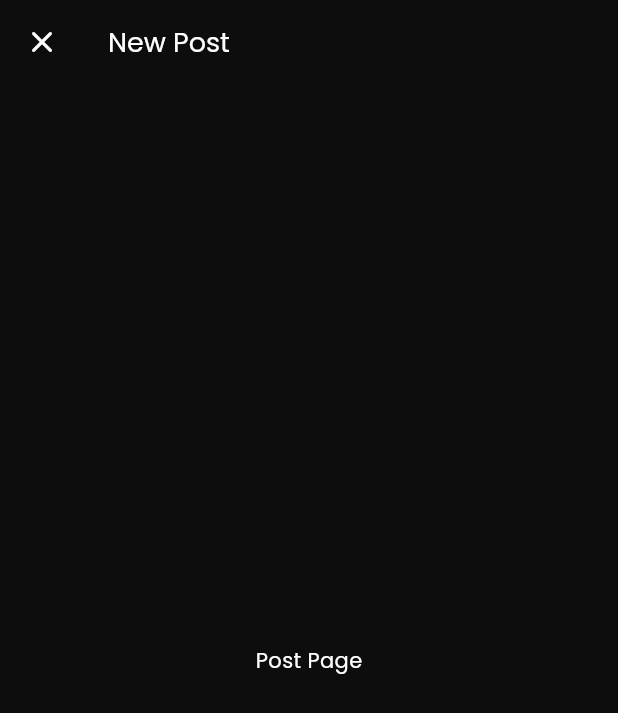
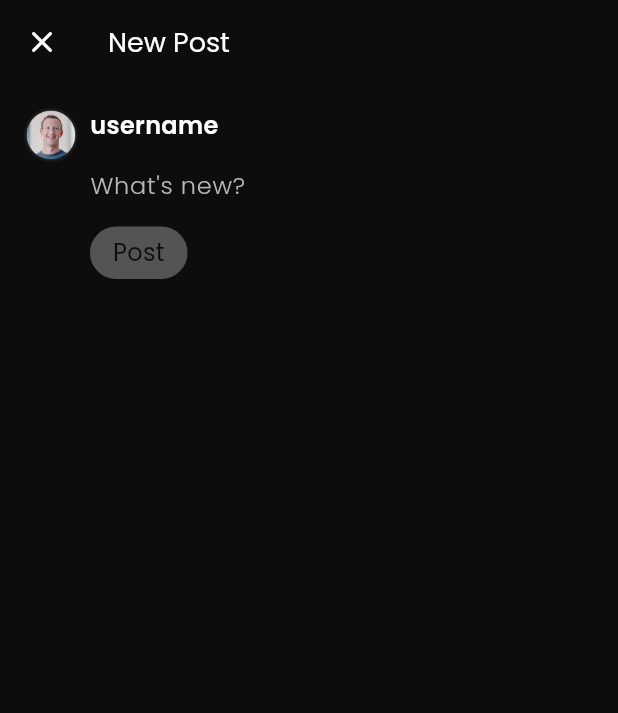
Before and after one commit to matinrajab/social_media_app, a Flutter app: the PostPage screen opened by its route, on a phone screen of 412 x 824 dp. Shown: the top 713 px of the screen. Run offline on Flutter 3.47's test engine with Material 3 defaults, Android fonts, the phone set to English and light mode, and no system bars; our stand-ins replace google_fonts.

Commit message:
slicing post page

```diff
--- a/lib/routes/routes.dart
+++ b/lib/routes/routes.dart
@@ -10,5 +10,5 @@ final Map<String, WidgetBuilder> routes = {
   RegisterPage.routeName: (context) => RegisterPage(),
   MainPage.routeName: (context) => const MainPage(),
   PostPage.routeName: (context) => const PostPage(),
-  CommentPage.routeName: (context) => CommentPage(),
+  CommentPage.routeName: (context) => const CommentPage(),
 };
--- a/lib/ui/pages/auth/widgets/my_text_form_field.dart
+++ b/lib/ui/pages/auth/widgets/my_text_form_field.dart
@@ -22,7 +22,7 @@ class MyTextFormField extends StatelessWidget {
       cursorColor: primaryTextColor,
       decoration: InputDecoration(
         enabledBorder: OutlineInputBorder(
-          borderSide: const BorderSide(color: inactiveColor),
+          borderSide: const BorderSide(color: inactiveBorderColor),
           borderRadius: defaultBorderRadius,
         ),
         focusedBorder: OutlineInputBorder(
--- a/lib/ui/pages/comment/comment_page.dart
+++ b/lib/ui/pages/comment/comment_page.dart
@@ -1,4 +1,3 @@
-import 'package:flutter/cupertino.dart';
 import 'package:flutter/material.dart';
 import 'package:social_media_app/ui/pages/comment/widgets/comment_card.dart';
 import 'package:social_media_app/ui/shared/assets_dir.dart';
@@ -10,7 +9,7 @@ import 'package:social_media_app/ui/widgets/post_card.dart';
 class CommentPage extends StatefulWidget {
   static const routeName = '/comment';
 
-  CommentPage({super.key});
+  const CommentPage({super.key});
 
   @override
   State<CommentPage> createState() => _CommentPageState();
@@ -23,7 +22,7 @@ class _CommentPageState extends State<CommentPage> {
   Widget build(BuildContext context) {
     return Scaffold(
       backgroundColor: backgroundColor1,
-      appBar: MyAppBar(
+      appBar: const MyAppBar(
         text: 'Comments',
         leadingIcon: backIcon,
       ),
@@ -31,7 +30,7 @@ class _CommentPageState extends State<CommentPage> {
         children: [
           Expanded(
             child: ListView(
-              children: [
+              children: const [
                 PostCard(
                   username: 'zuck',
                   dateTime: '2w',
@@ -84,7 +83,7 @@ class _CommentPageState extends State<CommentPage> {
                   borderRadius: BorderRadius.circular(30),
                 ),
                 prefixIcon: Container(
-                  margin: EdgeInsets.all(8),
+                  margin: const EdgeInsets.all(8),
                   child: Image.asset(
                     '$imagesDir/avatar.png',
                     width: 36,
@@ -93,14 +92,14 @@ class _CommentPageState extends State<CommentPage> {
                 suffixIcon: _commentController.text.isEmpty
                     ? const SizedBox()
                     : Container(
-                        margin: EdgeInsets.all(8),
+                        margin: const EdgeInsets.all(8),
                         child: MyButton(
                           text: 'Post',
                           width: 65,
                           fontColor: backgroundColor1,
                           buttonColor: whiteColor,
                           borderColor: whiteColor,
-                          radius: 50,
+                          radius: 20,
                           onTap: () {
                             _commentController.clear();
                           },
@@ -108,7 +107,7 @@ class _CommentPageState extends State<CommentPage> {
                       ),
                 hintText: 'Add a comment for ...',
                 hintStyle: secondaryTextStyle,
-                contentPadding: EdgeInsets.all(8),
+                contentPadding: const EdgeInsets.all(8),
                 filled: true,
                 fillColor: backgroundColor2,
               ),
--- a/lib/ui/pages/comment/widgets/comment_card.dart
+++ b/lib/ui/pages/comment/widgets/comment_card.dart
@@ -32,6 +32,7 @@ class CommentCard extends StatelessWidget {
               ),
               Expanded(
                 child: Column(
+                  crossAxisAlignment: CrossAxisAlignment.start,
                   children: [
                     Row(
                       children: [
--- a/lib/ui/pages/home/home_page.dart
+++ b/lib/ui/pages/home/home_page.dart
@@ -1,8 +1,6 @@
 import 'package:flutter/cupertino.dart';
 import 'package:flutter/material.dart';
 import 'package:social_media_app/ui/pages/comment/comment_page.dart';
-import 'package:social_media_app/ui/shared/assets_dir.dart';
-import 'package:social_media_app/ui/shared/theme.dart';
 import 'package:social_media_app/ui/widgets/post_card.dart';
 
 class HomePage extends StatelessWidget {
@@ -14,7 +12,7 @@ class HomePage extends StatelessWidget {
       children: [
         GestureDetector(
           onTap: () => Navigator.pushNamed(context, CommentPage.routeName),
-          child: PostCard(
+          child: const PostCard(
             username: 'zuck',
             dateTime: '2w',
             content:
--- a/lib/ui/pages/post/post_page.dart
+++ b/lib/ui/pages/post/post_page.dart
@@ -1,11 +1,20 @@
 import 'package:flutter/material.dart';
+import 'package:social_media_app/ui/shared/assets_dir.dart';
 import 'package:social_media_app/ui/shared/theme.dart';
 import 'package:social_media_app/ui/widgets/my_app_bar.dart';
+import 'package:social_media_app/ui/widgets/my_button.dart';
 
-class PostPage extends StatelessWidget {
+class PostPage extends StatefulWidget {
   static const routeName = '/post';
 
   const PostPage({super.key});
+
+  @override
+  State<PostPage> createState() => _PostPageState();
+}
+
+class _PostPageState extends State<PostPage> {
+  final TextEditingController _postController = TextEditingController();
 
   @override
   Widget build(BuildContext context) {
@@ -15,10 +24,96 @@ class PostPage extends StatelessWidget {
         text: 'New Post',
         leadingIcon: closeIcon,
       ),
-      body: Center(
-        child: Text(
-          'Post Page',
-          style: primaryTextStyle,
+      body: SingleChildScrollView(
+        child: Padding(
+          padding: const EdgeInsets.all(defaultPadding),
+          child: Row(
+            crossAxisAlignment: CrossAxisAlignment.start,
+            children: [
+              Image.asset(
+                '$imagesDir/avatar.png',
+                width: 36,
+              ),
+              const SizedBox(
+                width: 8,
+              ),
+              Expanded(
+                child: Column(
+                  crossAxisAlignment: CrossAxisAlignment.start,
+                  children: [
+                    Row(
+                      children: [
+                        Expanded(
+                          child: Text(
+                            'username',
+                            style: primaryTextStyle.copyWith(
+                              fontSize: 16,
+                              fontWeight: semiBold,
+                            ),
+                            overflow: TextOverflow.ellipsis,
+                          ),
+                        ),
+                        _postController.text.isNotEmpty
+                            ? GestureDetector(
+                                onTap: () => setState(() {
+                                  _postController.clear();
+                                }),
+                                child: const Icon(
+                                  closeIcon,
+                                  color: secondaryTextColor,
+                                ),
+                              )
+                            : const SizedBox(),
+                      ],
+                    ),
+                    const SizedBox(
+                      height: 4,
+                    ),
+                    TextFormField(
+                      controller: _postController,
+                      onChanged: (value) {
+                        setState(() {});
+                      },
+                      style: primaryTextStyle,
+                      cursorColor: primaryTextColor,
+                      decoration: InputDecoration(
+                        border: InputBorder.none,
+                        hintText: 'What\'s new?',
+                        hintStyle: subtitleTextStyle.copyWith(
+                          fontSize: 16,
+                          fontWeight: light,
+                        ),
+                      ),
+                      minLines: 1,
+                      maxLines: 100,
+                    ),
+                    const SizedBox(
+                      height: 4,
+                    ),
+                    MyButton(
+                      text: 'Post',
+                      width: 65,
+                      fontColor: backgroundColor1,
+                      buttonColor: _postController.text.isEmpty
+                          ? inactiveButtonColor
+                          : whiteColor,
+                      borderColor: _postController.text.isEmpty
+                          ? inactiveButtonColor
+                          : whiteColor,
+                      radius: 20,
+                      onTap: _postController.text.isEmpty
+                          ? () {}
+                          : () {
+                              setState(() {
+                                _postController.clear();
+                              });
+                            },
+                    )
+                  ],
+                ),
+              ),
+            ],
+          ),
         ),
       ),
     );
--- a/lib/ui/shared/theme.dart
+++ b/lib/ui/shared/theme.dart
@@ -13,7 +13,8 @@ const Color whiteColor = Color(0xffFFFFFF);
 const Color backgroundColor1 = Color(0xff0D0D0D);
 const Color backgroundColor2 = Color(0xff191919);
 const Color transparentColor = Colors.transparent;
-const Color inactiveColor = Color(0xff3F3F3F);
+const Color inactiveBorderColor = Color(0xff3F3F3F);
+const Color inactiveButtonColor = Color(0xff545454);
 
 TextStyle primaryColorTextStyle = GoogleFonts.poppins(
   color: primaryColor,
--- a/lib/ui/widgets/my_button.dart
+++ b/lib/ui/widgets/my_button.dart
@@ -20,7 +20,7 @@ class MyButton extends StatelessWidget {
     this.fontWeight,
     this.fontColor,
     this.buttonColor = transparentColor,
-    this.borderColor = inactiveColor,
+    this.borderColor = inactiveBorderColor,
     required this.text,
     this.onTap,
   });
--- a/lib/ui/widgets/post_card.dart
+++ b/lib/ui/widgets/post_card.dart
@@ -36,6 +36,7 @@ class PostCard extends StatelessWidget {
               ),
               Expanded(
                 child: Column(
+                  crossAxisAlignment: CrossAxisAlignment.start,
                   children: [
                     Row(
                       children: [
```
